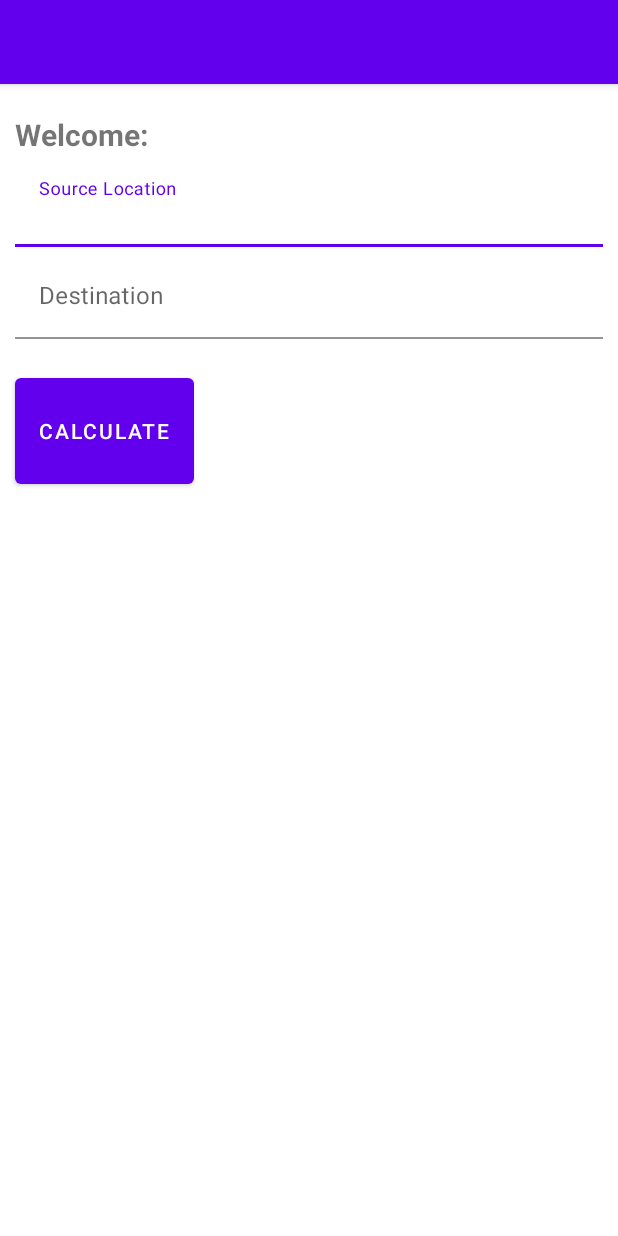
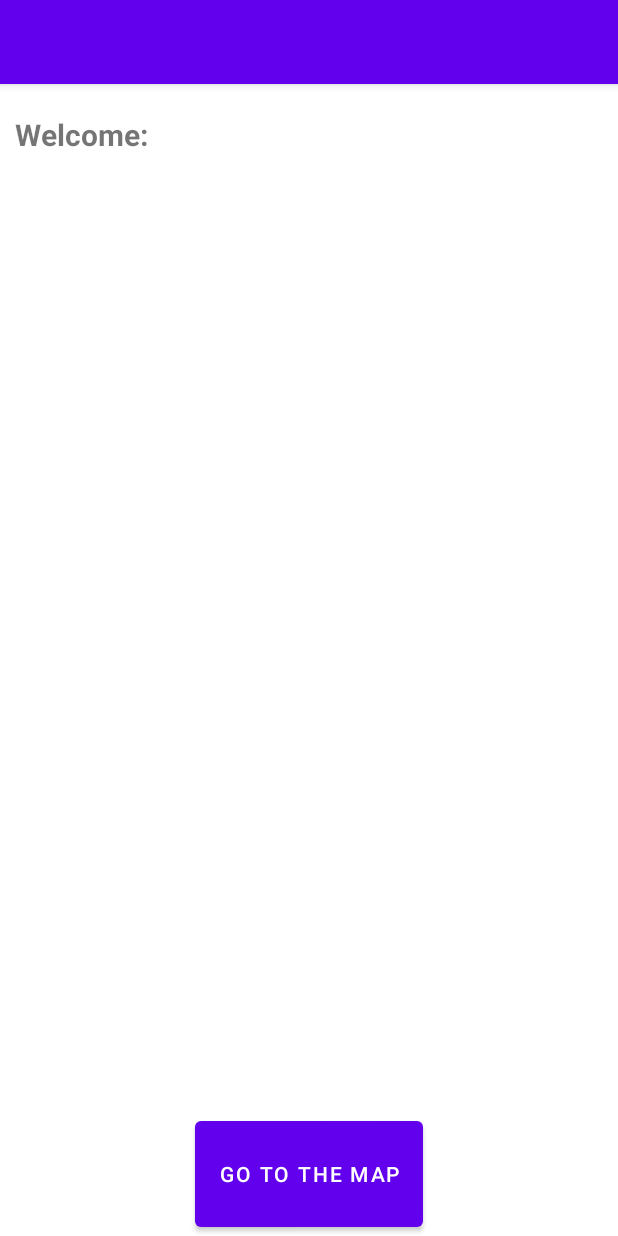
Before and after one commit to iliasbtk/Speed-Bump-Detection-App, an Android app: the layout activity_main.xml on its own in the app's theme, with its tools: preview values and no code run, on a phone screen of 412 x 824 dp. Run offline under Robolectric (Android 15) with nearby library versions, the phone set to English and light mode, and no system bars.

Commit message:
#026 Main Screen Layout

```diff
--- a/app/src/main/java/com/example/speedbumpdetection/MainActivity.java
+++ b/app/src/main/java/com/example/speedbumpdetection/MainActivity.java
@@ -11,6 +11,9 @@ import androidx.drawerlayout.widget.DrawerLayout;
 import android.content.Intent;
 import android.os.Bundle;
 import android.view.MenuItem;
+import android.view.View;
+import android.widget.Button;
+import android.widget.TextView;
 import android.widget.Toast;
 
 import com.google.android.material.navigation.NavigationView;
@@ -25,6 +28,7 @@ public class MainActivity extends AppCompatActivity implements NavigationView.On
     Toolbar toolbar;
     private DrawerLayout drawer;
     NavigationView navigationView;
+    private Button btn_go_to_map;
     Intent i;
 
     @Override
@@ -37,6 +41,9 @@ public class MainActivity extends AppCompatActivity implements NavigationView.On
 
         drawer = findViewById(R.id.layout_drawer);
 
+        btn_go_to_map = findViewById(R.id.btn_go_to_map);
+
+
         navigationView = findViewById(R.id.view_nav);
         navigationView.setNavigationItemSelectedListener(this);
 
@@ -48,6 +55,14 @@ public class MainActivity extends AppCompatActivity implements NavigationView.On
 
         // Initialize Authentication variables
         mAuth = FirebaseAuth.getInstance();
+
+        btn_go_to_map.setOnClickListener(new View.OnClickListener() {
+            @Override
+            public void onClick(View view) {
+                i = new Intent(MainActivity.this, MapsActivity.class);
+                startActivity(i);
+            }
+        });
 
 
     }
@@ -89,13 +104,13 @@ public class MainActivity extends AppCompatActivity implements NavigationView.On
     @Override
     protected void onStart() {
         super.onStart();
-        /*FirebaseUser currentUser = mAuth.getCurrentUser();
+        FirebaseUser currentUser = mAuth.getCurrentUser();
         if(currentUser != null) {
 
             Toast.makeText(this,"User: "+currentUser.getEmail()+ "connected",Toast.LENGTH_LONG);
 
         }else{
             startActivity(new Intent(this, LoginActivity.class));
-        }*/
+        }
     }
 }
--- a/app/src/main/res/layout/activity_main.xml
+++ b/app/src/main/res/layout/activity_main.xml
@@ -29,7 +29,7 @@
             android:layout_width="match_parent"
             android:layout_height="match_parent"
             tools:layout_editor_absoluteX="0dp"
-            tools:layout_editor_absoluteY="0dp">
+            tools:layout_editor_absoluteY="42dp">
 
 
         </FrameLayout>
@@ -46,56 +46,18 @@
             app:layout_constraintTop_toBottomOf="@+id/toolbar"
             android:layout_marginLeft="10dp"/>
 
-        <com.google.android.material.textfield.TextInputLayout
-            android:id="@+id/txt_input_src_location"
-            android:layout_width="match_parent"
-            android:layout_height="wrap_content"
-            app:layout_constraintTop_toBottomOf="@+id/txt_title"
-            android:layout_marginTop="5dp"
-            android:layout_marginLeft="10dp"
-            android:layout_marginRight="10dp">
 
 
-            <com.google.android.material.textfield.TextInputEditText
-                android:layout_width="match_parent"
-                android:layout_height="wrap_content"
-                android:hint="Source Location"
-                android:inputType="text"
-                android:background="@color/white"/>
-
-
-        </com.google.android.material.textfield.TextInputLayout>
-
-        <com.google.android.material.textfield.TextInputLayout
-            android:id="@+id/txt_input_dest_location"
-            android:layout_width="match_parent"
-            android:layout_height="wrap_content"
-            app:layout_constraintTop_toBottomOf="@+id/txt_input_src_location"
-            android:layout_marginTop="5dp"
-            android:layout_marginLeft="10dp"
-            android:layout_marginRight="10dp">
-
-
-            <com.google.android.material.textfield.TextInputEditText
-                android:layout_width="match_parent"
-                android:layout_height="wrap_content"
-                android:hint="Destination"
-                android:inputType="text"
-                android:background="@color/white"/>
-
-
-        </com.google.android.material.textfield.TextInputLayout>
-
         <Button
-            android:id="@+id/btn_start"
+            android:id="@+id/btn_go_to_map"
             android:layout_width="wrap_content"
             android:layout_height="0dp"
-            android:text="Calculate"
-            android:layout_marginTop="20dp"
-            android:layout_marginLeft="10dp"
+            android:text="Go To the Map"
+            app:layout_constraintBottom_toBottomOf="@+id/fragment_container"
+            app:layout_constraintEnd_toEndOf="parent"
             app:layout_constraintHeight_percent="0.1"
             app:layout_constraintStart_toStartOf="parent"
-            app:layout_constraintTop_toBottomOf="@+id/txt_input_dest_location" />
+            />
 
 
 
```
